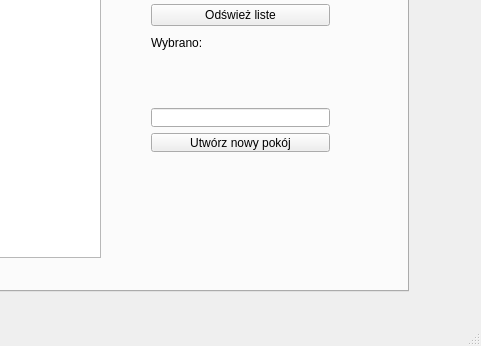
Before: the Qt Designer form SK_irc/mainwindow.ui in oliwiam96/IRC-chat, drawn with Qt 5; both pictures show x 222 to 703 and y 126 to 472 of the 703 by 472 pixel window.
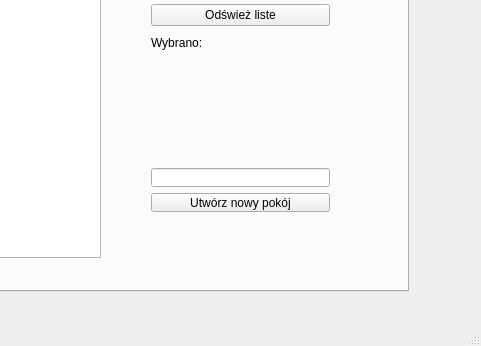
After: the same form once the commit is applied. The open tabs and pages were chosen to show the change.

Diff of the .ui file:
```diff
--- a/SK_irc/mainwindow.ui
+++ b/SK_irc/mainwindow.ui
@@ -253,7 +253,7 @@
       <property name="geometry">
        <rect>
         <x>350</x>
-        <y>170</y>
+        <y>230</y>
         <width>201</width>
         <height>66</height>
        </rect>
@@ -267,6 +267,12 @@
          <property name="text">
           <string>Utwórz nowy pokój</string>
          </property>
+         <property name="autoDefault">
+          <bool>true</bool>
+         </property>
+         <property name="default">
+          <bool>false</bool>
+         </property>
         </widget>
        </item>
       </layout>
```
Left out of the diff: 39 changed lines with no effect on the pictures.
